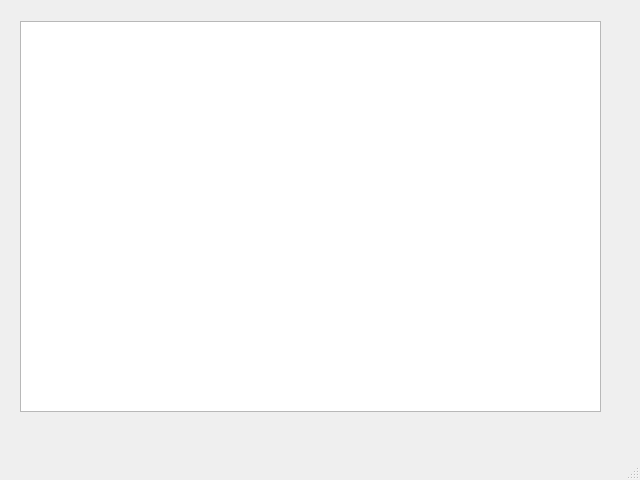
The window that gerente.ui (EsojMelo/Pf3-Mallory-Designer) describes before a commit, drawn with Qt 5.
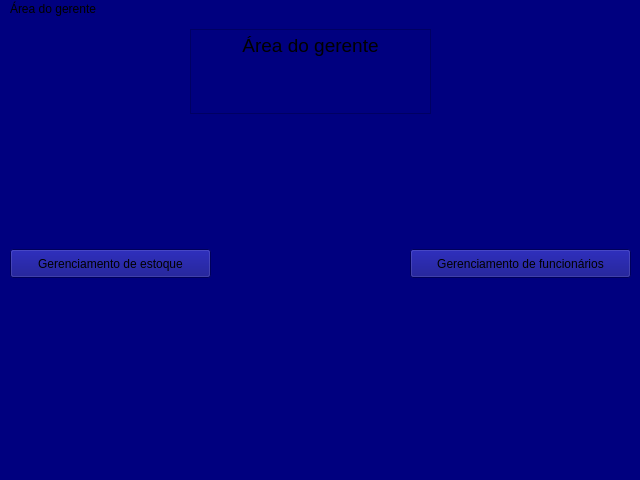
The same window after the commit. Icons and pictures are not drawn.

The edit to the form file:
```diff
--- a/gerente.ui
+++ b/gerente.ui
@@ -13,15 +13,73 @@
   <property name="windowTitle">
    <string>MainWindow</string>
   </property>
+  <property name="styleSheet">
+   <string notr="true">background-color: rgb(0, 0, 127);</string>
+  </property>
   <widget class="QWidget" name="centralwidget">
-   <widget class="QListWidget" name="listWidget">
+   <widget class="QTextEdit" name="textEdit">
     <property name="geometry">
      <rect>
-      <x>20</x>
-      <y>21</y>
-      <width>581</width>
-      <height>391</height>
+      <x>190</x>
+      <y>10</y>
+      <width>241</width>
+      <height>85</height>
      </rect>
+    </property>
+    <property name="html">
+     <string>&lt;!DOCTYPE HTML PUBLIC &quot;-//W3C//DTD HTML 4.0//EN&quot; &quot;http://www.w3.org/TR/REC-html40/strict.dtd&quot;&gt;
+&lt;html&gt;&lt;head&gt;&lt;meta name=&quot;qrichtext&quot; content=&quot;1&quot; /&gt;&lt;meta charset=&quot;utf-8&quot; /&gt;&lt;style type=&quot;text/css&quot;&gt;
+p, li { white-space: pre-wrap; }
+hr { height: 1px; border-width: 0; }
+li.unchecked::marker { content: &quot;\2610&quot;; }
+li.checked::marker { content: &quot;\2612&quot;; }
+&lt;/style&gt;&lt;/head&gt;&lt;body style=&quot; font-family:'Segoe UI'; font-size:9pt; font-weight:400; font-style:normal;&quot;&gt;
+&lt;p align=&quot;center&quot; style=&quot; margin-top:0px; margin-bottom:0px; margin-left:0px; margin-right:0px; -qt-block-indent:0; text-indent:0px;&quot;&gt;&lt;span style=&quot; font-size:14pt;&quot;&gt;Área do gerente&lt;/span&gt;&lt;/p&gt;&lt;/body&gt;&lt;/html&gt;</string>
+    </property>
+   </widget>
+   <widget class="QLabel" name="label">
+    <property name="geometry">
+     <rect>
+      <x>270</x>
+      <y>110</y>
+      <width>91</width>
+      <height>81</height>
+     </rect>
+    </property>
+    <property name="text">
+     <string/>
+    </property>
+    <property name="pixmap">
+     <pixmap>images/foto-perfil.jpg</pixmap>
+    </property>
+    <property name="scaledContents">
+     <bool>true</bool>
+    </property>
+   </widget>
+   <widget class="QPushButton" name="btnGerenciarEstoque">
+    <property name="geometry">
+     <rect>
+      <x>10</x>
+      <y>230</y>
+      <width>201</width>
+      <height>29</height>
+     </rect>
+    </property>
+    <property name="text">
+     <string>Gerenciamento de estoque</string>
+    </property>
+   </widget>
+   <widget class="QPushButton" name="btnGerenciarFuncionarios">
+    <property name="geometry">
+     <rect>
+      <x>410</x>
+      <y>230</y>
+      <width>221</width>
+      <height>29</height>
+     </rect>
+    </property>
+    <property name="text">
+     <string>Gerenciamento de funcionários</string>
     </property>
    </widget>
   </widget>
@@ -31,9 +89,15 @@
      <x>0</x>
      <y>0</y>
      <width>640</width>
-     <height>22</height>
+     <height>21</height>
     </rect>
    </property>
+   <widget class="QMenu" name="menu_rea_do_gerente">
+    <property name="title">
+     <string>Área do gerente</string>
+    </property>
+   </widget>
+   <addaction name="menu_rea_do_gerente"/>
   </widget>
   <widget class="QStatusBar" name="statusbar"/>
  </widget>
```
